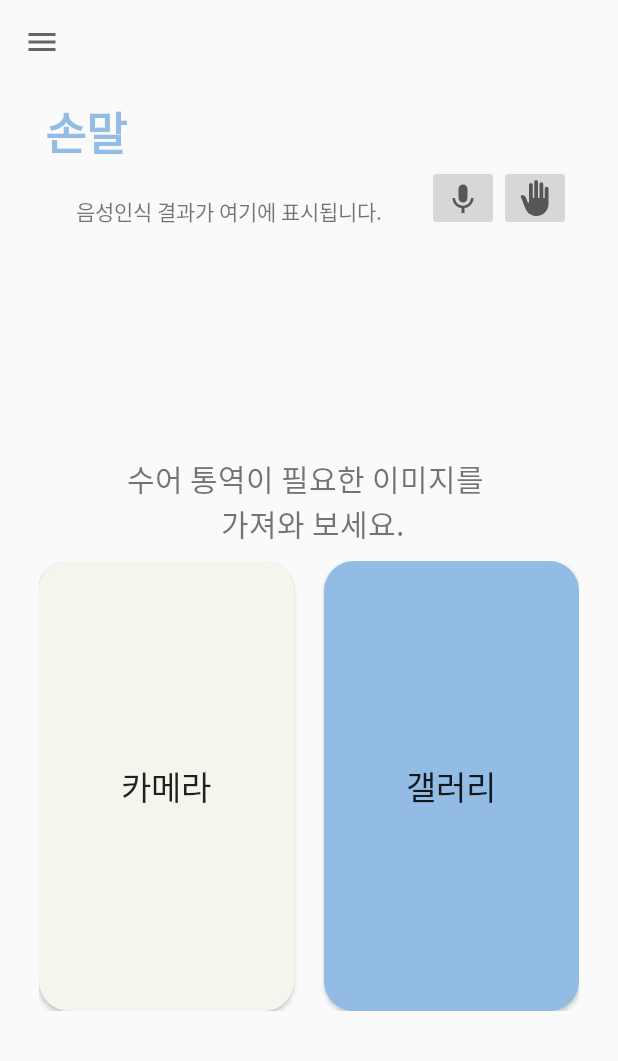
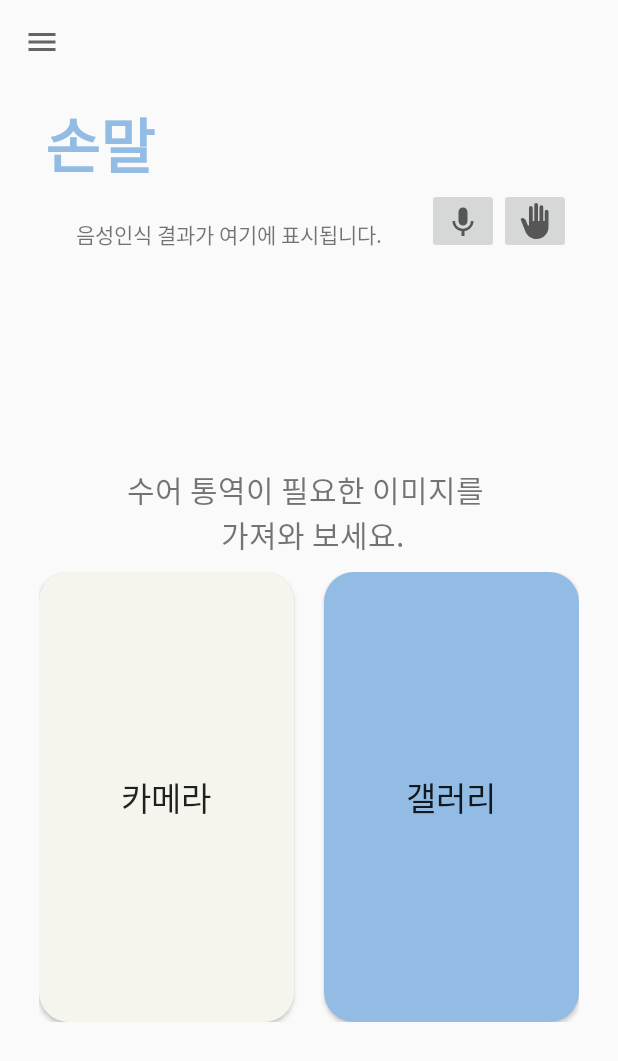
Before and after one commit to danimansae/signlanguage_ds, an Android app: the screen it shows after launch (mMainActivity), on a phone screen of 412 x 824 dp. Shown: the top 1061 px of the screen. Run offline under Robolectric (Android 15) with nearby library versions, the phone set to English and light mode, and no system bars; pictures from the network do not load.

Commit message:
09 / 23 - 현재까지 코드 UI 연결 (3)

```diff
--- a/app/src/main/res/layout/activity_mmain.xml
+++ b/app/src/main/res/layout/activity_mmain.xml
@@ -11,90 +11,91 @@
         android:layout_width="match_parent"
         android:layout_height="match_parent"
         android:orientation="vertical">
+
         <androidx.appcompat.widget.Toolbar
             android:id="@+id/toolbar"
             android:layout_width="match_parent"
-        android:layout_height="wrap_content">
-    </androidx.appcompat.widget.Toolbar>
+            android:layout_height="wrap_content"></androidx.appcompat.widget.Toolbar>
 
         <TextView
-        android:layout_marginTop="10dp"
-        android:layout_marginLeft="30dp"
             style="@style/Text.TitleStyle"
             android:layout_width="wrap_content"
             android:layout_height="wrap_content"
             android:layout_gravity="top"
-            android:textStyle="bold"
+            android:layout_marginLeft="30dp"
+            android:layout_marginTop="10dp"
             android:text="손말"
             android:textColor="#92BCE4"
-        android:textSize="30dp" />
+            android:textSize="40dp"
+            android:textStyle="bold" />
 
         <androidx.appcompat.widget.LinearLayoutCompat
             android:layout_width="wrap_content"
             android:layout_height="wrap_content"
-            android:orientation="horizontal"
-            android:layout_gravity="center">
+            android:layout_gravity="center"
+            android:orientation="horizontal">
+
             <TextView
-                android:layout_marginLeft="20dp"
-                android:layout_marginTop="20dp"
                 android:id="@+id/sttResult"
                 android:layout_width="wrap_content"
                 android:layout_height="wrap_content"
+                android:layout_marginLeft="20dp"
+                android:layout_marginTop="20dp"
                 android:text="음성인식 결과가 여기에 표시됩니다." />
+
             <ImageButton
-                android:layout_marginLeft="30dp"
                 android:id="@+id/sttStart"
-                android:textColor="#F5F5EE"
                 android:layout_width="wrap_content"
                 android:layout_height="wrap_content"
+                android:layout_marginLeft="30dp"
                 android:src="@drawable/ic_baseline_keyboard_voice_24"
-                />
+                android:textColor="#F5F5EE" />
+
             <ImageButton
+                android:id="@+id/stt_trn"
                 android:layout_width="wrap_content"
                 android:layout_height="wrap_content"
-                android:id="@+id/stt_trn"
-                android:src="@drawable/ic_baseline_back_hand_24"/>
+                android:src="@drawable/ic_baseline_back_hand_24" />
         </androidx.appcompat.widget.LinearLayoutCompat>
 
         <LinearLayout
             android:layout_width="match_parent"
             android:layout_height="match_parent"
-    android:orientation="vertical"
-    android:gravity="center_vertical">
+            android:gravity="center_vertical"
+            android:orientation="vertical">
 
             <TextView
                 android:layout_width="wrap_content"
                 android:layout_height="wrap_content"
                 android:layout_gravity="center"
+                android:layout_marginBottom="10dp"
+                android:text="수어 통역이 필요한 이미지를 \n 가져와 보세요."
                 android:textAlignment="center"
-        android:text="수어 통역이 필요한 이미지를 \n 가져와 보세요."
-        android:textSize="20dp"
-        android:layout_marginBottom="10dp"/>
+                android:textSize="20dp" />
 
             <LinearLayout
                 android:layout_width="wrap_content"
                 android:layout_height="wrap_content"
-    android:orientation="horizontal"
                 android:layout_gravity="center"
                 android:gravity="center_horizontal"
-    >
+                android:orientation="horizontal">
 
                 <Button
-        android:background="@drawable/solid_button"
                     android:id="@+id/button_camera"
                     android:layout_width="170dp"
                     android:layout_height="300dp"
+                    android:background="@drawable/solid_button"
                     android:text="카메라"
-        android:textSize="10pt"/>
+                    android:textSize="10pt" />
 
                 <Button
-        android:background="@drawable/bbsolid_button"
                     android:id="@+id/button_gallery"
-        android:layout_marginLeft="20dp"
                     android:layout_width="170dp"
                     android:layout_height="300dp"
+                    android:layout_marginLeft="20dp"
+                    android:background="@drawable/bbsolid_button"
                     android:text="갤러리"
-        android:textSize="10pt"/>
+                    android:textSize="10pt" />
             </LinearLayout>
         </LinearLayout>
 
--- a/app/src/main/res/layout/activity_video.xml
+++ b/app/src/main/res/layout/activity_video.xml
@@ -23,13 +23,13 @@
     <TextView
         android:id="@+id/textView"
         android:layout_width="380dp"
-        android:layout_height="380dp"
+        android:layout_height="360dp"
         android:layout_marginStart="177dp"
         android:layout_marginTop="30dp"
         android:layout_marginEnd="177dp"
         android:background="@drawable/solid_button"
         android:text="안 뜸"
-        android:textAlignment="textStart"
+        android:textAlignment="center"
         android:textSize="25sp"
         app:layout_constraintEnd_toEndOf="parent"
         app:layout_constraintStart_toStartOf="parent"
--- a/app/src/main/res/values/styles.xml
+++ b/app/src/main/res/values/styles.xml
@@ -1,12 +1,13 @@
-<resources>
+<resources xmlns:tools="http://schemas.android.com/tools">
     <!-- Base application theme. -->
+
     <style name="AppTheme" parent="Theme.AppCompat.Light.NoActionBar">
         <!-- Customize your theme here. -->
         <item name="colorPrimary">@color/colorPrimary</item>
         <item name="colorPrimaryDark">@color/colorPrimaryDark</item>
-        <item name="android:windowFullscreen">true</item>
+        <item name="android:statusBarColor" tools:targetApi="l">@color/cardview_light_background</item>
+        <item name="android:windowLightStatusBar" tools:targetApi="m">true</item>
         <item name="colorAccent">@color/colorAccent</item>
-        <item name="android:statusBarColor">@android:color/transparent</item>
     </style>
 
     <style name="SplashTheme" parent="Theme.AppCompat.Light.DarkActionBar">
```
Also changed, not shown: app/src/main/java/com/google/codelab/mlkit/MainActivity.java (+37 -0 lines), app/src/main/java/com/google/codelab/mlkit/Video.java (+72 -8 lines), app/src/main/res/layout/activity_main.xml (+16 -14 lines). Lines whose indentation alone changed are shown as unchanged.
